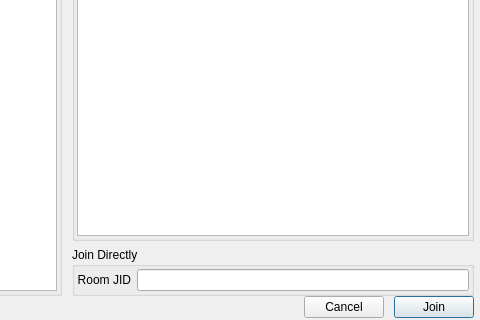
tfar/psi-soc2010, file src/mucjoindialog.ui: the form before one commit; both pictures show x 346 to 826 and y 227 to 547 of the 826 by 547 pixel window.
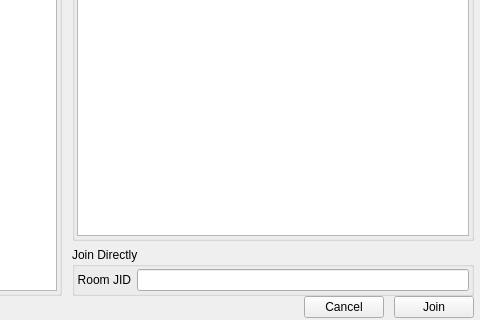
The form after the commit. Custom widgets are drawn as their Qt base class.

```diff
--- a/src/mucjoindialog.ui
+++ b/src/mucjoindialog.ui
@@ -277,6 +277,9 @@
        <property name="text">
         <string>Cancel</string>
        </property>
+       <property name="autoDefault">
+        <bool>false</bool>
+       </property>
       </widget>
      </item>
      <item>
@@ -284,8 +287,11 @@
        <property name="text">
         <string>Join</string>
        </property>
+       <property name="autoDefault">
+        <bool>false</bool>
+       </property>
        <property name="default">
-        <bool>true</bool>
+        <bool>false</bool>
        </property>
        <property name="flat">
         <bool>false</bool>
```
